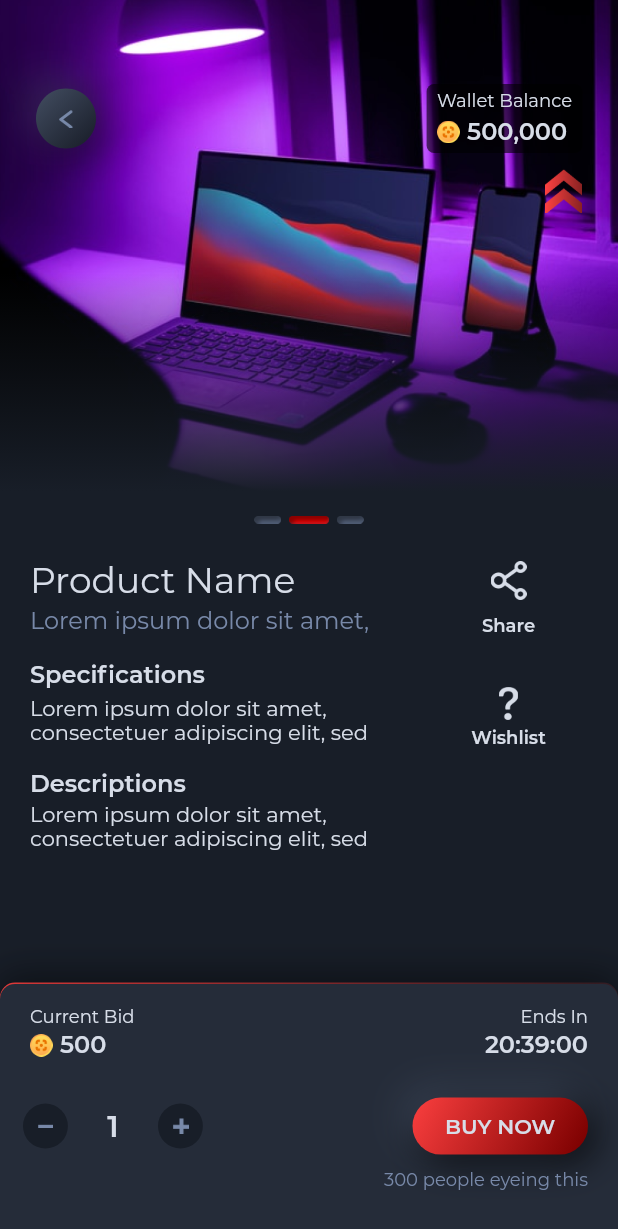
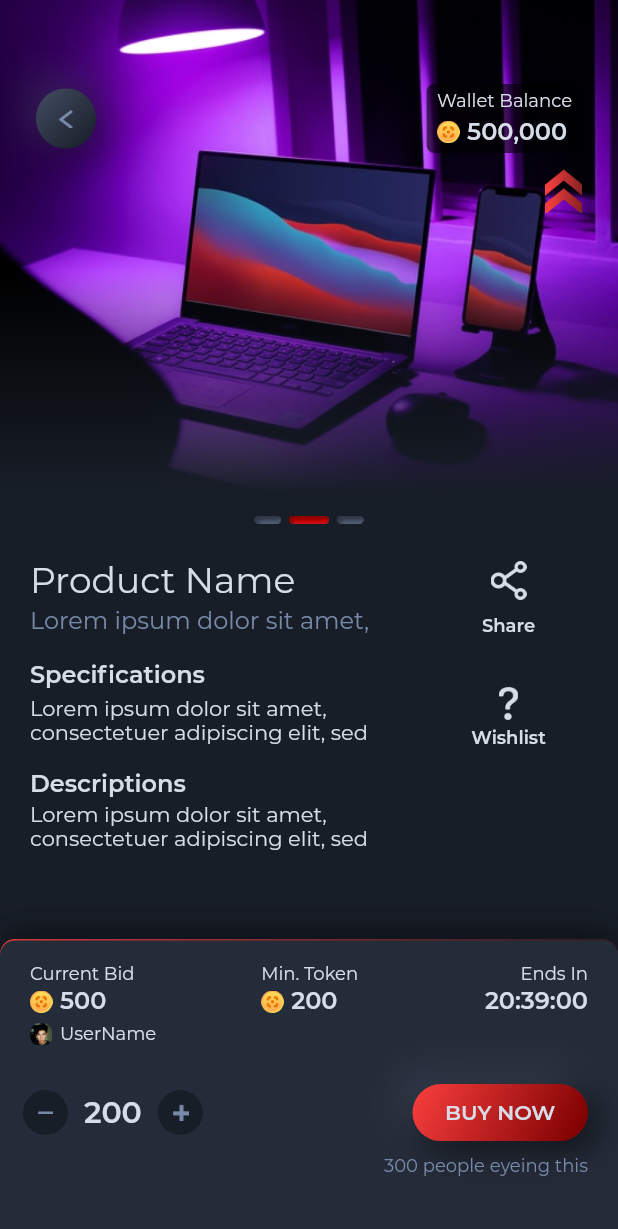
Before and after one commit to phemmyadot/wallet_app, a Flutter app: the AuctionHigh screen opened directly, on a phone screen of 412 x 824 dp. Shown: the top 1229 px of the screen. Run offline on Flutter 3.47's test engine with Material 2 defaults, Android fonts, the phone set to English and light mode, and no system bars; our stand-ins replace flutter_neumorphic, path_drawing; project files that could hold a hidden picture were left out.

Commit message:
auction high

```diff
--- a/lib/screens/live_store/auction_high/auction_high.dart
+++ b/lib/screens/live_store/auction_high/auction_high.dart
@@ -13,7 +13,7 @@ class AuctionHigh extends StatefulWidget {
 
 class _AuctionHighState extends State<AuctionHigh> {
   ScrollController _scrollController;
-  int quantity = 1;
+  int quantity = 200;
 
   @override
   Widget build(BuildContext context) {
@@ -195,7 +195,7 @@ class _AuctionHighState extends State<AuctionHigh> {
             ),
           ),
           Container(
-            height: 169,
+            height: 198,
             decoration: BoxDecoration(
               boxShadow: [
                 BoxShadow(
@@ -208,7 +208,6 @@ class _AuctionHighState extends State<AuctionHigh> {
             child: Stack(
               children: [
                 Container(
-                  height: 169,
                   decoration: BoxDecoration(
                     gradient: LinearGradient(
                       begin: Alignment.centerLeft,
@@ -229,9 +228,8 @@ class _AuctionHighState extends State<AuctionHigh> {
                   top: null,
                   right: 0,
                   bottom: 0,
-                  height: 168,
+                  height: 197,
                   child: Container(
-                    height: 168,
                     padding: EdgeInsets.only(top: 15),
                     decoration: BoxDecoration(
                       color: AppColors.primary,
@@ -295,6 +293,46 @@ class _AuctionHighState extends State<AuctionHigh> {
                                 ],
                               ),
                               Column(
+                                crossAxisAlignment: CrossAxisAlignment.start,
+                                children: [
+                                  Text(
+                                    '''Min. Token''',
+                                    overflow: TextOverflow.visible,
+                                    textAlign: TextAlign.left,
+                                    style: TextStyle(
+                                      height: 1.125,
+                                      fontSize: 12.0,
+                                      fontFamily: 'Montserrat',
+                                      fontWeight: FontWeight.w400,
+                                      color: Color(0xffd7dde8),
+                                    ),
+                                  ),
+                                  SizedBox(height: 2.86),
+                                  Row(
+                                    children: [
+                                      Image.asset(
+                                        'assets/images/coin.png',
+                                        width: 15,
+                                        height: 15,
+                                      ),
+                                      SizedBox(width: 5),
+                                      Text(
+                                        '''200''',
+                                        overflow: TextOverflow.visible,
+                                        textAlign: TextAlign.left,
+                                        style: TextStyle(
+                                          height: 1.125,
+                                          fontSize: 16.0,
+                                          fontFamily: 'Montserrat',
+                                          fontWeight: FontWeight.w600,
+                                          color: Color(0xffd7dde8),
+                                        ),
+                                      ),
+                                    ],
+                                  ),
+                                ],
+                              ),
+                              Column(
                                 crossAxisAlignment: CrossAxisAlignment.end,
                                 children: [
                                   Text(
@@ -324,6 +362,32 @@ class _AuctionHighState extends State<AuctionHigh> {
                                   ),
                                 ],
                               ),
+                            ],
+                          ),
+                        ),
+                        SizedBox(height: 5),
+                        Padding(
+                          padding: EdgeInsets.symmetric(horizontal: 20.0),
+                          child: Row(
+                            children: [
+                              Image.asset(
+                                'assets/images/seller.png',
+                                height: 15,
+                                width: 15,
+                              ),
+                              SizedBox(width: 5),
+                              Text(
+                                '''UserName''',
+                                overflow: TextOverflow.visible,
+                                textAlign: TextAlign.left,
+                                style: TextStyle(
+                                  height: 1.125,
+                                  fontSize: 12.0,
+                                  fontFamily: 'Montserrat',
+                                  fontWeight: FontWeight.w400,
+                                  color: Color(0xffd7dde8),
+                                ),
+                              )
                             ],
                           ),
                         ),
--- a/lib/screens/live_store/auction_low/auction_low.dart
+++ b/lib/screens/live_store/auction_low/auction_low.dart
@@ -195,7 +195,7 @@ class _AuctionLowState extends State<AuctionLow> {
             ),
           ),
           Container(
-            height: 169,
+            height: 198,
             decoration: BoxDecoration(
               boxShadow: [
                 BoxShadow(
@@ -208,7 +208,6 @@ class _AuctionLowState extends State<AuctionLow> {
             child: Stack(
               children: [
                 Container(
-                  height: 169,
                   decoration: BoxDecoration(
                     gradient: LinearGradient(
                       begin: Alignment.centerLeft,
@@ -229,9 +228,8 @@ class _AuctionLowState extends State<AuctionLow> {
                   top: null,
                   right: 0,
                   bottom: 0,
-                  height: 168,
+                  height: 197,
                   child: Container(
-                    height: 168,
                     padding: EdgeInsets.only(top: 15),
                     decoration: BoxDecoration(
                       color: AppColors.primary,
--- a/lib/screens/live_store/bid_fast/bid_fast.dart
+++ b/lib/screens/live_store/bid_fast/bid_fast.dart
@@ -195,7 +195,7 @@ class _BidFastState extends State<BidFast> {
             ),
           ),
           Container(
-            height: 169,
+            height: 198,
             decoration: BoxDecoration(
               boxShadow: [
                 BoxShadow(
@@ -208,7 +208,6 @@ class _BidFastState extends State<BidFast> {
             child: Stack(
               children: [
                 Container(
-                  height: 169,
                   decoration: BoxDecoration(
                     gradient: LinearGradient(
                       begin: Alignment.centerLeft,
@@ -229,9 +228,8 @@ class _BidFastState extends State<BidFast> {
                   top: null,
                   right: 0,
                   bottom: 0,
-                  height: 168,
+                  height: 197,
                   child: Container(
-                    height: 168,
                     padding: EdgeInsets.only(top: 15),
                     decoration: BoxDecoration(
                       color: AppColors.primary,
--- a/lib/screens/live_store/e_commerce/e-commerce.dart
+++ b/lib/screens/live_store/e_commerce/e-commerce.dart
@@ -205,7 +205,7 @@ class _EcommerceState extends State<Ecommerce> {
             ),
           ),
           Container(
-            height: 169,
+            height: 198,
             decoration: BoxDecoration(
               boxShadow: [
                 BoxShadow(
@@ -218,7 +218,6 @@ class _EcommerceState extends State<Ecommerce> {
             child: Stack(
               children: [
                 Container(
-                  height: 169,
                   decoration: BoxDecoration(
                     gradient: LinearGradient(
                       begin: Alignment.centerLeft,
@@ -239,9 +238,8 @@ class _EcommerceState extends State<Ecommerce> {
                   top: null,
                   right: 0,
                   bottom: 0,
-                  height: 168,
+                  height: 197,
                   child: Container(
-                    height: 168,
                     padding: EdgeInsets.only(top: 15),
                     decoration: BoxDecoration(
                       color: AppColors.primary,
```
